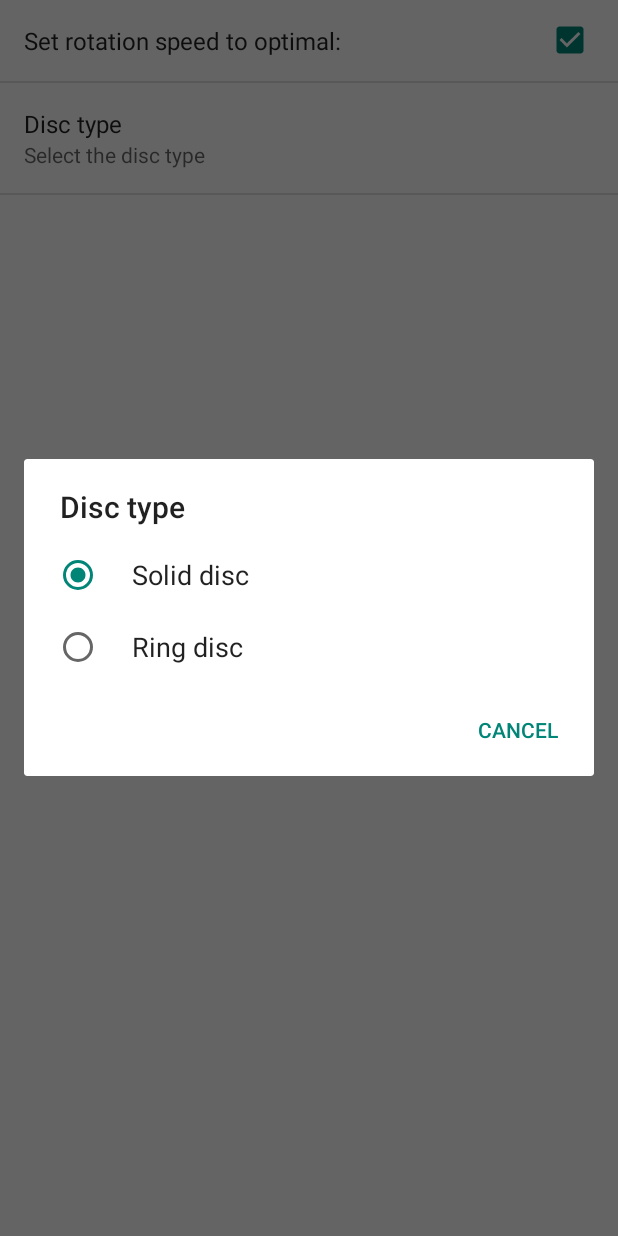
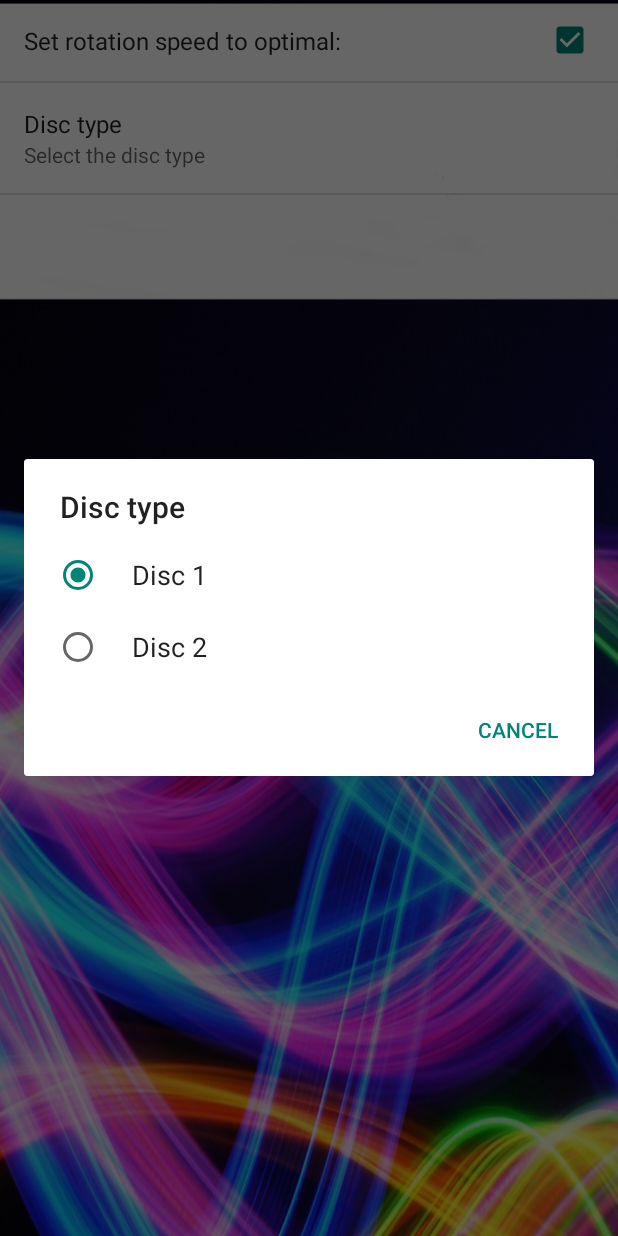
Before and after one commit to avoupavou/NewtonsDisc, an Android app: the Settings screen opened directly, with no data from a screen before it, after a tap on "Disc type", on a phone screen of 412 x 824 dp. Run offline under Robolectric (Android 15) with nearby library versions, the phone set to English and light mode, and no system bars; 1 other tap on this screen came first.

Commit message:
Improvements
Final discs
Background for main and settings
About updated

```diff
--- a/app/src/main/java/com/avoupavou/newtonsdisc/GlRenderer.java
+++ b/app/src/main/java/com/avoupavou/newtonsdisc/GlRenderer.java
@@ -73,7 +73,7 @@ public class GlRenderer  implements GLSurfaceView.Renderer {
         gl.glRotatef(angle, 0, 0, 1);
         square.draw(gl);						// Draw the triangle
 
-        // slow down the disc
+        // slow down the disc1
         if(speed>0)
             speed = speed - 0.01f*speed;
         else if (speed <0)
@@ -96,7 +96,7 @@ public class GlRenderer  implements GLSurfaceView.Renderer {
         gl.glMatrixMode(GL10.GL_MODELVIEW); 	//Select The Modelview Matrix
         gl.glLoadIdentity(); 					//Reset The Modelview Matrix
 
-        // Get preferences for disc speed pantazis.25.01.15
+        // Get preferences for disc1 speed pantazis.25.01.15
         sharedPref = PreferenceManager.getDefaultSharedPreferences(this.context);
         boolean speedOn = sharedPref.getBoolean("speed", false);
         if(!speedOn) ultimateSpeed=0;
--- a/app/src/main/java/com/avoupavou/newtonsdisc/Settings.java
+++ b/app/src/main/java/com/avoupavou/newtonsdisc/Settings.java
@@ -12,6 +12,7 @@ public class Settings extends PreferenceActivity {
     @Override
     protected void onCreate(Bundle savedInstanceState) {
         super.onCreate(savedInstanceState);
+        getListView().setBackgroundDrawable(getResources().getDrawable(R.drawable.background_settings));
         addPreferencesFromResource(R.xml.preferences);
     }
 
--- a/app/src/main/res/layout/activity_main.xml
+++ b/app/src/main/res/layout/activity_main.xml
@@ -1,6 +1,7 @@
 <RelativeLayout xmlns:android="http://schemas.android.com/apk/res/android"
     xmlns:tools="http://schemas.android.com/tools" android:layout_width="match_parent"
     android:layout_height="match_parent" android:paddingLeft="@dimen/activity_horizontal_margin"
+    android:background="@drawable/background"
     android:paddingRight="@dimen/activity_horizontal_margin"
     android:paddingTop="@dimen/activity_vertical_margin"
     android:paddingBottom="@dimen/activity_vertical_margin" tools:context=".MainActivity">
@@ -10,6 +11,7 @@
         android:layout_width="wrap_content"
         android:layout_height="wrap_content"
         android:textAppearance="?android:attr/textAppearanceLarge"
+        android:textColor="#FFFFFF"
         android:text="@string/welcome_text"
         android:id="@+id/textView"
         android:layout_centerHorizontal="true"
@@ -19,6 +21,7 @@
         android:layout_width="wrap_content"
         android:layout_height="wrap_content"
         android:textAppearance="?android:attr/textAppearanceMedium"
+        android:textColor="#FFFFFF"
         android:text="@string/creators"
         android:id="@+id/textView2"
         android:layout_marginTop="42dp"
--- a/app/src/main/res/values/array.xml
+++ b/app/src/main/res/values/array.xml
@@ -1,8 +1,8 @@
 <?xml version="1.0" encoding="utf-8"?>
 <resources>
     <string-array name="listArray">
-        <item>Solid disc</item>
-        <item>Ring disc</item>
+        <item>Disc 1</item>
+        <item>Disc 2</item>
     </string-array>
     <string-array name="listValues">
         <item>1</item>
--- a/app/src/main/res/xml/preferences.xml
+++ b/app/src/main/res/xml/preferences.xml
@@ -4,9 +4,11 @@
             android:id="@+id/speed"
             android:key="speed"
             android:title="@string/speed_setting_button"
+            android:textColor="#ffffff"
             android:defaultValue="false" />
 
         <ListPreference
+            android:textColor="#FFFFFF"
             android:id="@+id/disc_type"
             android:title="Disc type"
             android:summary="Select the disc type"
```
Also changed, not shown: app/src/main/java/com/avoupavou/newtonsdisc/Square.java (+5 -10 lines), app/src/main/res/layout/activity_about.xml (+22 -4 lines), app/src/main/res/values/strings.xml (+4 -4 lines), app/src/main/res/drawable/background.jpg (added), app/src/main/res/drawable/background_settings.jpg (added), app/src/main/res/drawable/disc1.jpg (renamed from app/src/main/res/drawable/disc.jpg), app/src/main/res/drawable/disc1.png (deleted), app/src/main/res/drawable/disc2.png (added), app/src/main/res/drawable/newton.jpg (deleted), 1 other file.
